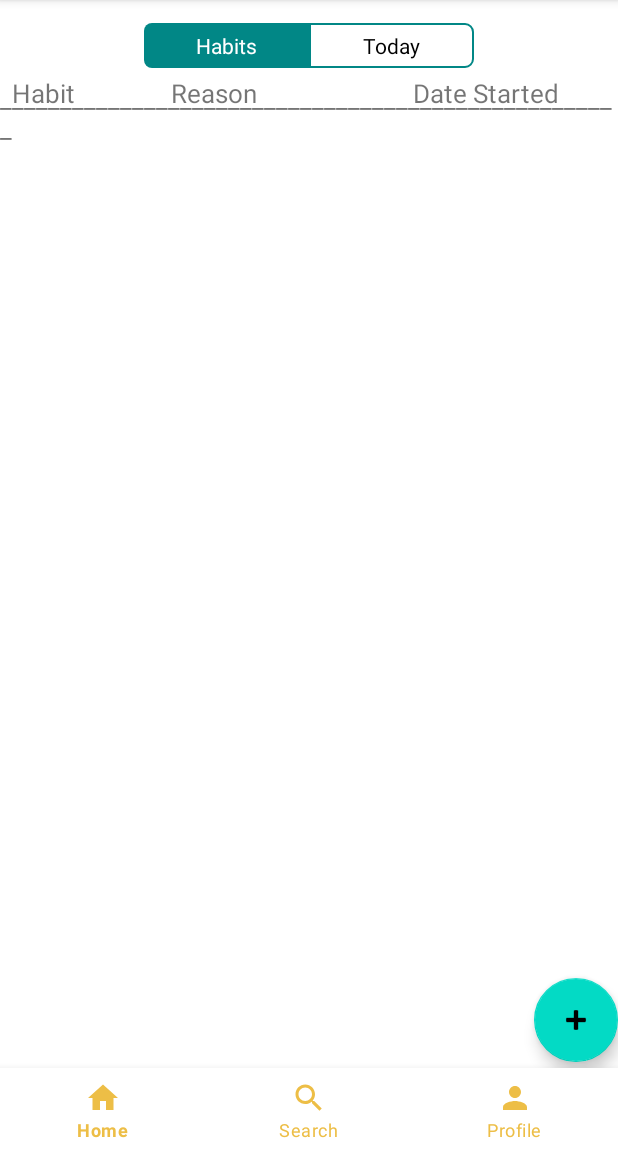
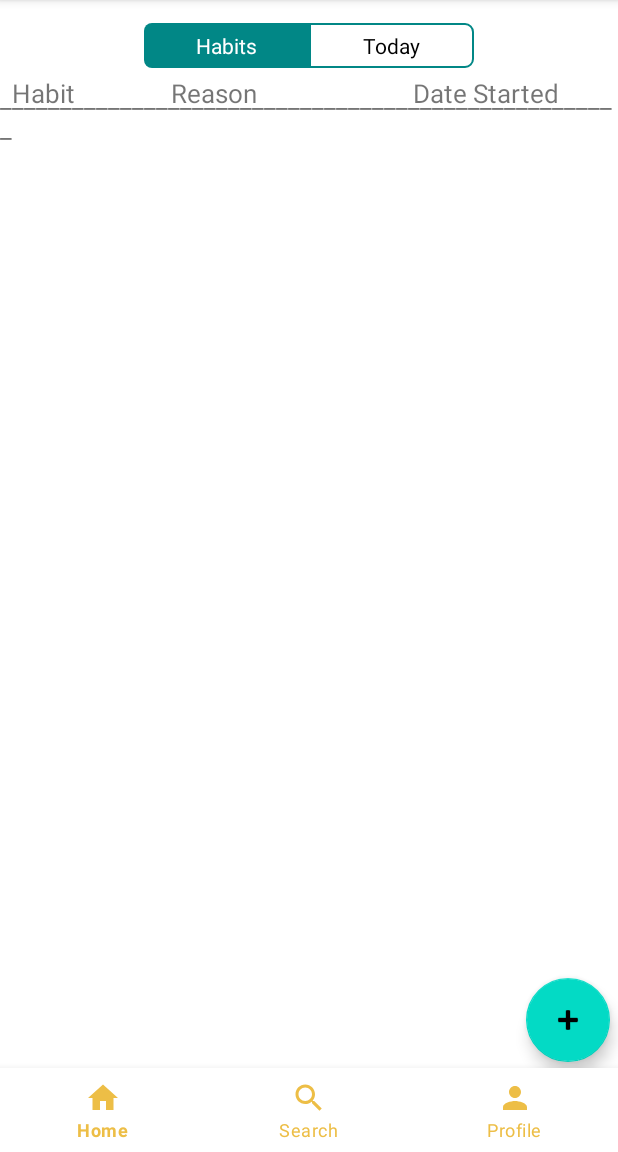
Before and after one commit to CMPUT301F21T40/Routines, an Android app: the HomeActivity screen opened directly, with no data from a screen before it, on a phone screen of 412 x 824 dp, the part 84-1236 px from its top. Run offline under Robolectric (Android 15) with nearby library versions, the phone set to English and light mode, and no system bars; our stand-ins replace Firebase (no records; nobody signed in at launch, a user with empty details on screens opened directly).

Commit message:
fixed button margins

```diff
--- a/app/src/main/res/layout/activity_home.xml
+++ b/app/src/main/res/layout/activity_home.xml
@@ -75,8 +75,10 @@
         android:orientation="vertical"
         app:layout_constraintBottom_toBottomOf="@+id/bottom_navigation"
         app:layout_constraintEnd_toEndOf="parent"
+        app:layout_constraintHorizontal_bias="0.0"
         app:layout_constraintStart_toStartOf="parent"
         app:layout_constraintTop_toBottomOf="@+id/home_line"
+        app:layout_constraintVertical_bias="0.0"
         tools:context=".HomeActivity">
 
         <com.google.android.material.floatingactionbutton.FloatingActionButton
@@ -85,6 +87,7 @@
             android:layout_height="wrap_content"
             android:layout_gravity="bottom|right"
             android:layout_marginBottom="60dp"
+            android:layout_marginRight="5dp"
             android:clickable="true"
             android:focusable="true"
             app:srcCompat="@android:drawable/ic_input_add"
```
